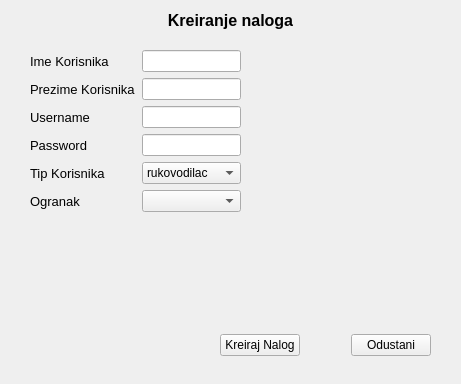
Before: the Qt Designer form kreiranjenalogae1.ui in zivke/nabavke, drawn with Qt 5.
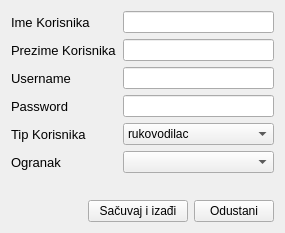
After: the same form once the commit is applied.

```diff
--- a/kreiranjenalogae1.ui
+++ b/kreiranjenalogae1.ui
@@ -6,22 +6,15 @@
    <rect>
     <x>0</x>
     <y>0</y>
-    <width>461</width>
-    <height>384</height>
+    <width>285</width>
+    <height>233</height>
    </rect>
   </property>
   <property name="windowTitle">
    <string>Form</string>
   </property>
-  <widget class="QWidget" name="formLayoutWidget">
-   <property name="geometry">
-    <rect>
-     <x>30</x>
-     <y>50</y>
-     <width>211</width>
-     <height>191</height>
-    </rect>
-   </property>
+  <layout class="QVBoxLayout" name="verticalLayout">
+   <item>
    <layout class="QFormLayout" name="formLayout">
     <property name="fieldGrowthPolicy">
      <enum>QFormLayout::AllNonFixedFieldsGrow</enum>
@@ -158,24 +151,9 @@
      </widget>
     </item>
    </layout>
-  </widget>
-  <widget class="QWidget" name="horizontalLayoutWidget">
-   <property name="geometry">
-    <rect>
-     <x>220</x>
-     <y>330</y>
-     <width>211</width>
-     <height>31</height>
-    </rect>
-   </property>
+   </item>
+   <item>
    <layout class="QHBoxLayout" name="horizontalLayout">
-    <item>
-     <widget class="QPushButton" name="pushButton_2">
-      <property name="text">
-       <string>Kreiraj Nalog</string>
-      </property>
-     </widget>
-    </item>
     <item>
      <spacer name="horizontalSpacer">
       <property name="orientation">
@@ -189,6 +167,19 @@
       </property>
      </spacer>
     </item>
+     <item>
+      <widget class="QPushButton" name="pushButton_2">
+       <property name="minimumSize">
+        <size>
+         <width>100</width>
+         <height>0</height>
+        </size>
+       </property>
+       <property name="text">
+        <string>Sačuvaj i izađi</string>
+       </property>
+      </widget>
+     </item>
     <item>
      <widget class="QPushButton" name="pushButton">
       <property name="text">
@@ -197,36 +188,8 @@
      </widget>
     </item>
    </layout>
-  </widget>
-  <widget class="QWidget" name="verticalLayoutWidget">
-   <property name="geometry">
-    <rect>
-     <x>30</x>
-     <y>10</y>
-     <width>401</width>
-     <height>21</height>
-    </rect>
-   </property>
-   <layout class="QVBoxLayout" name="verticalLayout">
-    <item>
-     <widget class="QLabel" name="label">
-      <property name="font">
-       <font>
-        <pointsize>12</pointsize>
-        <weight>75</weight>
-        <bold>true</bold>
-       </font>
-      </property>
-      <property name="text">
-       <string>Kreiranje naloga</string>
-      </property>
-      <property name="alignment">
-       <set>Qt::AlignCenter</set>
-      </property>
-     </widget>
-    </item>
-   </layout>
-  </widget>
+   </item>
+  </layout>
  </widget>
  <resources/>
  <connections/>
```
Left out of the diff: 2 changed lines with no effect on the pictures. Lines whose indentation alone changed are shown as unchanged.
